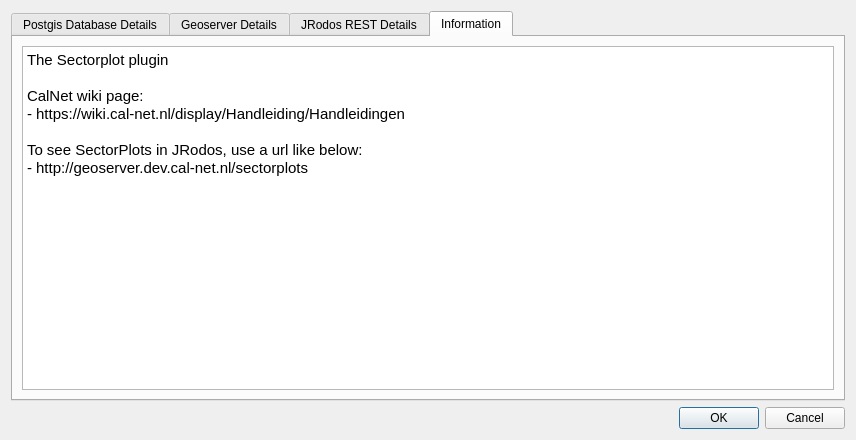
First picture: the form in SectorPlot/sectorplot_settings_dialog_base.ui, repository rduivenvoorde/sectorplot, before the edit.
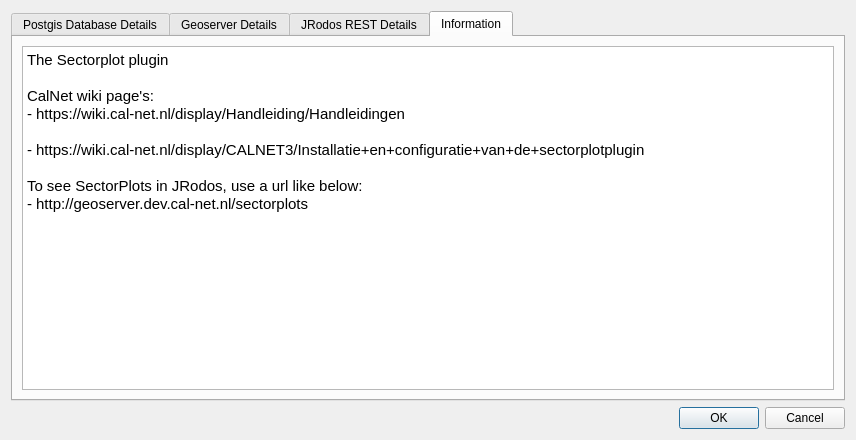
Second picture: the form after the edit. The open tabs and pages were chosen to show the change.

The edit to the form file:
```diff
--- a/SectorPlot/sectorplot_settings_dialog_base.ui
+++ b/SectorPlot/sectorplot_settings_dialog_base.ui
@@ -196,9 +196,11 @@
 &lt;/style&gt;&lt;/head&gt;&lt;body style=&quot; font-family:'Cantarell'; font-size:11pt; font-weight:400; font-style:normal;&quot;&gt;
 &lt;p style=&quot; margin-top:0px; margin-bottom:0px; margin-left:0px; margin-right:0px; -qt-block-indent:0; text-indent:0px;&quot;&gt;The Sectorplot plugin&lt;/p&gt;
 &lt;p style=&quot;-qt-paragraph-type:empty; margin-top:0px; margin-bottom:0px; margin-left:0px; margin-right:0px; -qt-block-indent:0; text-indent:0px;&quot;&gt;&lt;br /&gt;&lt;/p&gt;
-&lt;p style=&quot; margin-top:0px; margin-bottom:0px; margin-left:0px; margin-right:0px; -qt-block-indent:0; text-indent:0px;&quot;&gt;CalNet wiki page:&lt;/p&gt;
+&lt;p style=&quot; margin-top:0px; margin-bottom:0px; margin-left:0px; margin-right:0px; -qt-block-indent:0; text-indent:0px;&quot;&gt;CalNet wiki page's:&lt;/p&gt;
 &lt;p style=&quot; margin-top:0px; margin-bottom:0px; margin-left:0px; margin-right:0px; -qt-block-indent:0; text-indent:0px;&quot;&gt;- https://wiki.cal-net.nl/display/Handleiding/Handleidingen&lt;/p&gt;
 &lt;p style=&quot;-qt-paragraph-type:empty; margin-top:0px; margin-bottom:0px; margin-left:0px; margin-right:0px; -qt-block-indent:0; text-indent:0px;&quot;&gt;&lt;br /&gt;&lt;/p&gt;
+&lt;p style=&quot; margin-top:0px; margin-bottom:0px; margin-left:0px; margin-right:0px; -qt-block-indent:0; text-indent:0px;&quot;&gt;- https://wiki.cal-net.nl/display/CALNET3/Installatie+en+configuratie+van+de+sectorplotplugin&lt;/p&gt;
+&lt;p style=&quot;-qt-paragraph-type:empty; margin-top:0px; margin-bottom:0px; margin-left:0px; margin-right:0px; -qt-block-indent:0; text-indent:0px;&quot;&gt;&lt;br /&gt;&lt;/p&gt;
 &lt;p style=&quot; margin-top:0px; margin-bottom:0px; margin-left:0px; margin-right:0px; -qt-block-indent:0; text-indent:0px;&quot;&gt;To see SectorPlots in JRodos, use a url like below:&lt;/p&gt;
 &lt;p style=&quot; margin-top:0px; margin-bottom:0px; margin-left:0px; margin-right:0px; -qt-block-indent:0; text-indent:0px;&quot;&gt;- http://geoserver.dev.cal-net.nl/sectorplots&lt;/p&gt;
 &lt;p style=&quot;-qt-paragraph-type:empty; margin-top:0px; margin-bottom:0px; margin-left:0px; margin-right:0px; -qt-block-indent:0; text-indent:0px;&quot;&gt;&lt;br /&gt;&lt;/p&gt;&lt;/body&gt;&lt;/html&gt;</string>
```
